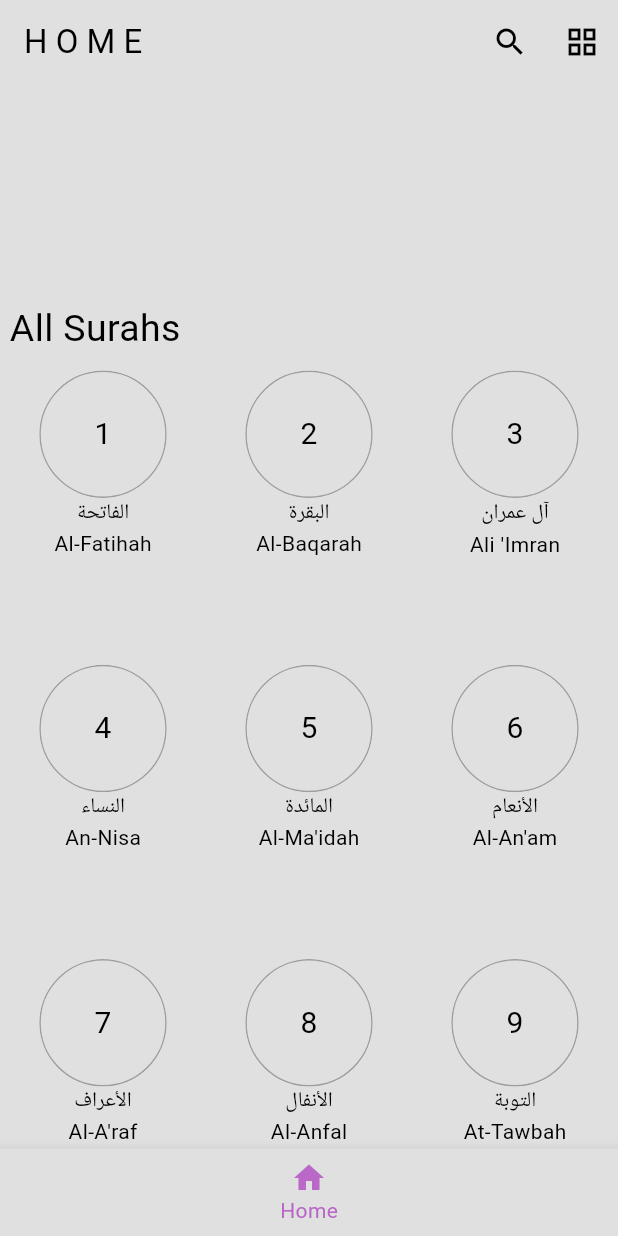
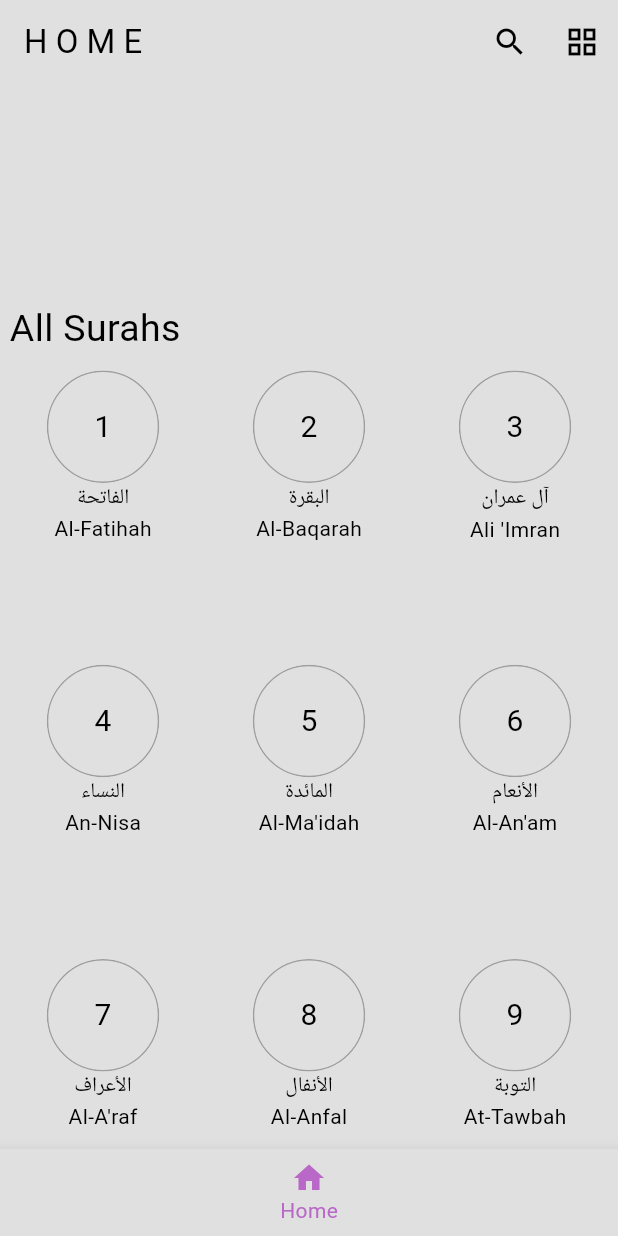
Before and after one commit to aksoyalpi/Quranify-App, a Flutter app: the screen it shows after launch, on a phone screen of 412 x 824 dp. Run offline on Flutter 3.47's test engine with Material 3 defaults, Android fonts, the phone set to English and light mode, and no system bars; our stand-ins replace animated_background, audio_service, audio_video_progress_bar, flutter_slidable, get_it, google_fonts and 2 more.

Commit message:
broke the app with last commit; tapping on a surah icon to play the surah should work again

```diff
--- a/lib/components/surah_icon.dart
+++ b/lib/components/surah_icon.dart
@@ -35,8 +35,8 @@ class _SurahIconState extends State<SurahIcon> {
                 return ClipOval(
                     child: AnimatedContainer(
                         duration: const Duration(milliseconds: 300),
-                        height: 85,
-                        width: 85,
+                        height: 75,
+                        width: 75,
                         decoration: BoxDecoration(
                             color: currentPage == 0
                                 ? null
--- a/lib/main.dart
+++ b/lib/main.dart
@@ -255,8 +255,11 @@ class _MyHomePageState extends State<MyHomePage> {
           (index) {
             // get individual surah
             final Surah surah = filteredSurahs[index];
-
-            return SurahIcon(surah: surah);
+            // return list tile UI
+            return InkWell(
+              child: SurahIcon(surah: surah),
+              onTap: () => goToSurah(surah),
+            );
           },
         ));
 
```
